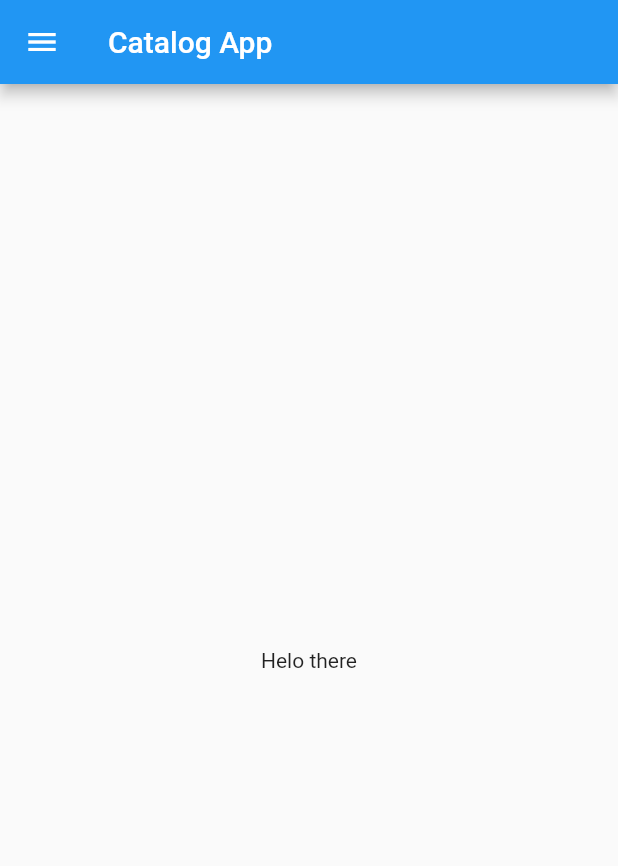
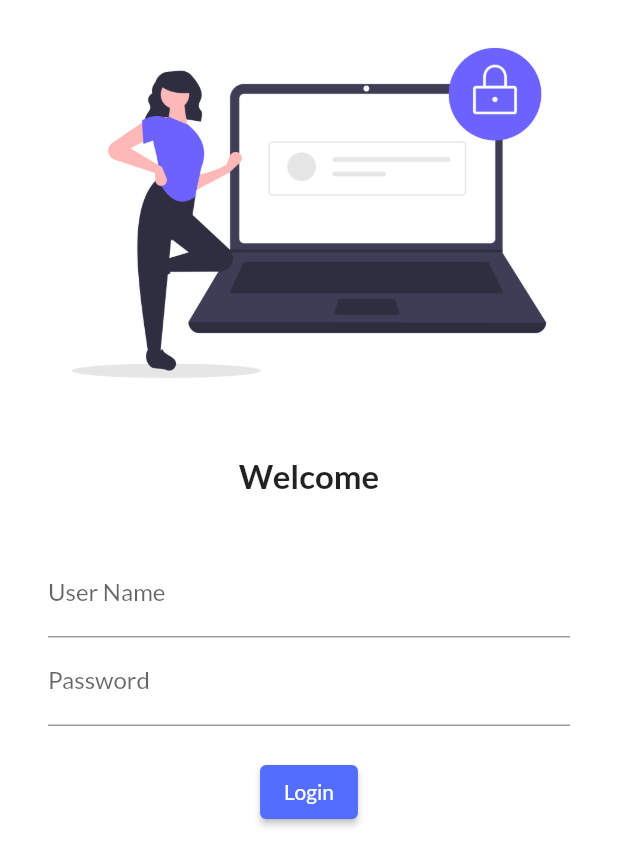
Before and after one commit to ali0094/Flutter-Layouts, a Flutter app: the screen it shows after launch, on a phone screen of 412 x 824 dp. Shown: the top 866 px of the screen. Run offline on Flutter 3.47's test engine with Material 2 defaults, Android fonts, the phone set to English and light mode, and no system bars; our stand-ins replace google_fonts.

Commit message:
Created Login activity

```diff
--- a/basicactivity/lib/main.dart
+++ b/basicactivity/lib/main.dart
@@ -1,7 +1,8 @@
 import 'package:basicactivity/screens/home/homepage.dart';
+import 'package:basicactivity/screens/login/login.dart';
 import 'package:flutter/material.dart';
+import 'package:google_fonts/google_fonts.dart';
 
-//RUN|DEBUG
 void main() {
   runApp(MyApp());
 }
@@ -9,6 +10,16 @@ void main() {
 class MyApp extends StatelessWidget {
   @override
   Widget build(BuildContext context) {
-    return MaterialApp(home: HomePage());
+    return MaterialApp(
+      theme: ThemeData(
+          primarySwatch: Colors.blueGrey,
+          fontFamily: GoogleFonts.lato().fontFamily,
+          primaryTextTheme: GoogleFonts.latoTextTheme()),
+      initialRoute: "/",
+      routes: {
+        "/": (context) => Login(),
+        "/home": (context) => HomePage(),
+      },
+    );
   }
 }
--- /dev/null
+++ b/basicactivity/lib/screens/login/login.dart
@@ -0,0 +1,74 @@
+import 'package:flutter/material.dart';
+
+void main() {
+  runApp(Login());
+}
+
+class Login extends StatelessWidget {
+  const Login({Key? key}) : super(key: key);
+
+  @override
+  Widget build(BuildContext context) {
+    return Material(
+        color: Colors.white,
+        child: Column(
+          children: [
+            Image.asset('assets/images/login_image.png'),
+            SizedBox(
+              height: 20.0,
+            ),
+            Text(
+              'Welcome',
+              style: TextStyle(
+                fontSize: 22,
+                fontWeight: FontWeight.bold,
+              ),
+            ),
+            SizedBox(
+              height: 20.0,
+            ),
+            Padding(
+              padding: const EdgeInsets.symmetric(
+                horizontal: 32.0,
+                vertical: 16.0,
+              ),
+              child: Column(
+                children: [
+                  TextFormField(
+                    decoration: InputDecoration(
+                      hintText: 'Please enter user name',
+                      labelText: 'User Name',
+                    ),
+                  ),
+                  TextFormField(
+                    // ignore: prefer_const_constructors
+                    decoration: InputDecoration(
+                      hintText: 'Please enter password',
+                      labelText: 'Password',
+                    ),
+                    obscureText: true,
+                  ),
+                  SizedBox(
+                    height: 20.0,
+                  ),
+                  ElevatedButton(
+                    onPressed: () {
+                      print('You just clicked me');
+                    },
+                    style: TextButton.styleFrom(
+                      backgroundColor: Colors.indigoAccent,
+                    ),
+                    child: Text(
+                      'Login',
+                      style: TextStyle(
+                        color: Colors.white,
+                      ),
+                    ),
+                  ),
+                ],
+              ),
+            )
+          ],
+        ));
+  }
+}
--- /dev/null
+++ b/basicactivity/lib/screens/splash/splash.dart
@@ -0,0 +1,15 @@
+import 'package:basicactivity/screens/home/homepage.dart';
+import 'package:flutter/material.dart';
+
+void main() {
+  runApp(Splash());
+}
+
+class Splash extends StatelessWidget {
+  @override
+  Widget build(BuildContext context) {
+    return MaterialApp(
+      color: Colors.deepOrange,
+    );
+  }
+}
--- a/basicactivity/pubspec.yaml
+++ b/basicactivity/pubspec.yaml
@@ -34,6 +34,7 @@ dependencies:
   # The following adds the Cupertino Icons font to your application.
   # Use with the CupertinoIcons class for iOS style icons.
   cupertino_icons: ^1.0.2
+  google_fonts: ^2.1.0
 
 dev_dependencies:
   flutter_test:
@@ -59,7 +60,7 @@ flutter:
 
   # To add assets to your application, add an assets section, like this:
   assets:
-     - images/lake.jpg
+    - assets/images/
   #   - images/a_dot_ham.jpeg
 
   # An image asset can refer to one or more resolution-specific "variants", see
```
Also changed, not shown: basicactivity/assets/images/login_image.png (added), basicactivity/pubspec.lock.
